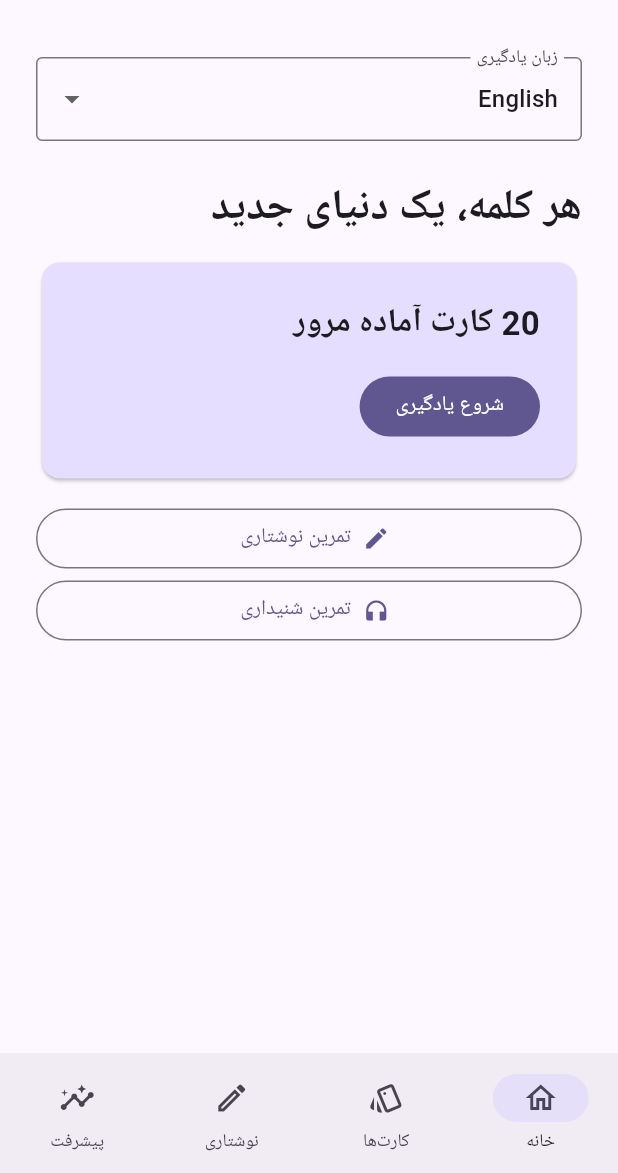
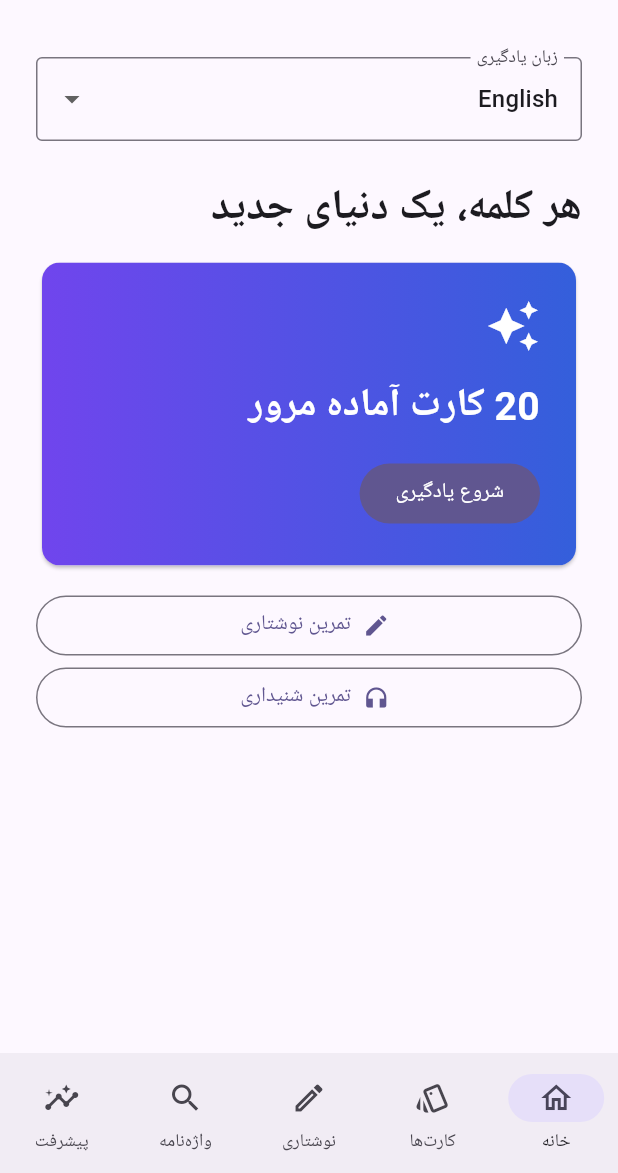
Before and after one commit to sahandse/Lango, a Flutter app: the screen it shows after launch, on a phone screen of 412 x 824 dp, the part 63-1236 px from its top. Run offline on Flutter 3.47's test engine with Material 3 defaults, Android fonts, the phone set to English and light mode, and no system bars; our stand-ins replace flutter_tts, shared_preferences.

Commit message:
Add searchable dictionary, favorites and branded home

```diff
--- a/lib/main.dart
+++ b/lib/main.dart
@@ -45,6 +45,10 @@ class _StudyState extends State<Study> {
   bool listening=false;
   late Map<String,dynamic> progress=Map<String,dynamic>.from(jsonDecode(widget.prefs.getString('progress')??'{}'));
   int tab=0, index=0;
+  late Set<String> favorites=(widget.prefs.getStringList('favorites')??[]).toSet();
+  String search='';
+  bool onlyFavorites=false;
+  void toggleFavorite(Word w){final key='$language:${w.term}';setState((){if(!favorites.add(key))favorites.remove(key);});widget.prefs.setStringList('favorites',favorites.toList());}
   bool flipped=false;
   String? feedback;
   List<Word> get due => decks[language]!.where((w) => (progress['$language:${w.term}']?['due']??0)<=DateTime.now().millisecondsSinceEpoch).toList();
@@ -76,6 +80,7 @@ class _StudyState extends State<Study> {
         NavigationDestination(icon:Icon(Icons.home_outlined),label:'خانه'),
         NavigationDestination(icon:Icon(Icons.style_outlined),label:'کارت‌ها'),
         NavigationDestination(icon:Icon(Icons.edit_outlined),label:'نوشتاری'),
+        NavigationDestination(icon:Icon(Icons.search),label:'واژه‌نامه'),
         NavigationDestination(icon:Icon(Icons.insights_outlined),label:'پیشرفت')
       ]),
       body:SafeArea(child:Center(child:ConstrainedBox(constraints:const BoxConstraints(maxWidth:620),child:ListView(padding:const EdgeInsets.all(24),children:[
@@ -84,22 +89,27 @@ class _StudyState extends State<Study> {
         if(tab==0)...[
           const Text('هر کلمه، یک دنیای جدید',style:TextStyle(fontSize:28,fontWeight:FontWeight.bold)),
           const SizedBox(height:12),
-          Card(color:colors.primaryContainer,child:Padding(padding:const EdgeInsets.all(24),child:Column(crossAxisAlignment:CrossAxisAlignment.start,children:[
-            Text('${queue.length} کارت آماده مرور',style:const TextStyle(fontSize:22,fontWeight:FontWeight.bold)),
+          Card(clipBehavior:Clip.antiAlias,child:Container(decoration:const BoxDecoration(gradient:LinearGradient(colors:[Color(0xff7045ed),Color(0xff345fdb)])),child:Padding(padding:const EdgeInsets.all(24),child:Column(crossAxisAlignment:CrossAxisAlignment.start,children:[
+            const Icon(Icons.auto_awesome,color:Colors.white,size:36),const SizedBox(height:16),Text('${queue.length} کارت آماده مرور',style:const TextStyle(fontSize:26,fontWeight:FontWeight.bold,color:Colors.white)),
             const SizedBox(height:16),
             FilledButton(onPressed:()=>setState(()=>tab=1),child:const Text('شروع یادگیری'))
-          ]))),
+          ])))),
           const SizedBox(height:12),
           OutlinedButton.icon(onPressed:()=>setState((){tab=2;listening=false;}),icon:const Icon(Icons.edit),label:const Text('تمرین نوشتاری')),
           OutlinedButton.icon(onPressed:()=>setState((){tab=2;listening=true;}),icon:const Icon(Icons.headphones),label:const Text('تمرین شنیداری'))
         ] else if(tab==3)...[
+          TextField(onChanged:(v)=>setState(()=>search=v),decoration:const InputDecoration(prefixIcon:Icon(Icons.search),hintText:'جستجوی کلمه یا معنی',border:OutlineInputBorder())),
+          SwitchListTile(title:const Text('فقط علاقه‌مندی‌ها'),value:onlyFavorites,onChanged:(v)=>setState(()=>onlyFavorites=v)),
+          for(final w in decks[language]!.where((w)=>(!onlyFavorites||favorites.contains('$language:${w.term}'))&&(w.term.toLowerCase().contains(search.toLowerCase())||w.meaning.contains(search))))
+            Card(child:ListTile(title:Text(w.term,textDirection:TextDirection.ltr),subtitle:Text(w.meaning),leading:IconButton(onPressed:()=>speak(w.term),icon:const Icon(Icons.volume_up)),trailing:IconButton(onPressed:()=>toggleFavorite(w),icon:Icon(favorites.contains('$language:${w.term}')?Icons.favorite:Icons.favorite_border)),onTap:()=>showModalBottomSheet(context:context,builder:(ctx)=>SafeArea(child:Padding(padding:const EdgeInsets.all(24),child:Column(mainAxisSize:MainAxisSize.min,children:[Text(w.term,style:const TextStyle(fontSize:30,fontWeight:FontWeight.bold)),Text(w.meaning),const SizedBox(height:16),Text(w.example,textDirection:TextDirection.ltr),TextButton(onPressed:()=>speak(w.example),child:const Text('شنیدن مثال'))]))))))
+        ] else if(tab==4)...[
           const Text('پیشرفت یادگیری',style:TextStyle(fontSize:26,fontWeight:FontWeight.bold)),
           const SizedBox(height:16),
           for(final e in names.entries) ListTile(title:Text(e.value),subtitle:LinearProgressIndicator(value:progress.keys.where((k)=>k.startsWith('${e.key}:')).length/decks[e.key]!.length),trailing:Text('${progress.keys.where((k)=>k.startsWith('${e.key}:')).length}/${decks[e.key]!.length}'))
         ] else if(word==null)...[
           const Icon(Icons.check_circle_outline,size:72),const SizedBox(height:16),const Center(child:Text('مرور امروز کامل شد.'))
         ] else ...[
-          Text('${queue.length} کارت باقی مانده'),
+          Row(children:[Expanded(child:Text('${queue.length} کارت باقی مانده')),IconButton(onPressed:()=>toggleFavorite(word),icon:Icon(favorites.contains('$language:${word.term}')?Icons.favorite:Icons.favorite_border))]),
           const SizedBox(height:12),
           if(tab==1)...[
             GestureDetector(onTap:()=>setState(()=>flipped=!flipped),child:AnimatedSwitcher(duration:const Duration(milliseconds:220),child:Card(key:ValueKey(flipped),color:colors.primaryContainer,child:Container(height:260,width:double.infinity,padding:const EdgeInsets.all(20),child:Column(mainAxisAlignment:MainAxisAlignment.center,children:[
```
